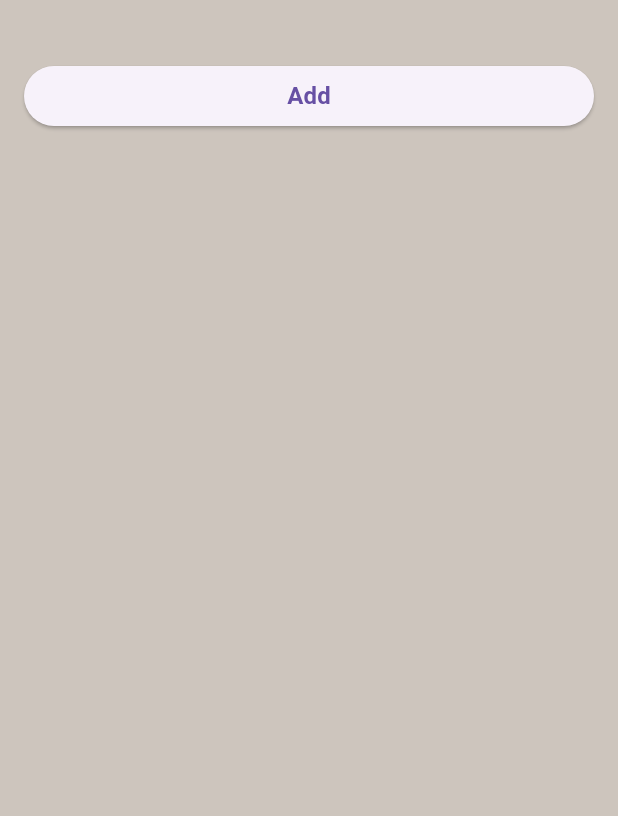
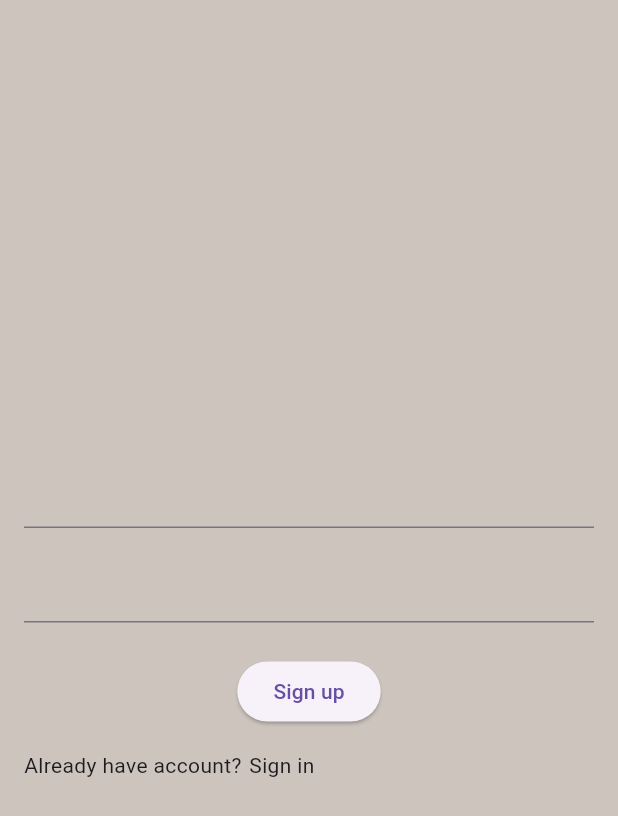
Before and after one commit to B1GMAX/notes_app, a Flutter app: the screen it shows after launch, on a phone screen of 412 x 824 dp. Shown: the top 816 px of the screen. Run offline on Flutter 3.47's test engine with Material 3 defaults, Android fonts, the phone set to English and light mode, and no system bars; our stand-ins replace firebase_auth, firebase_core, image_picker, rxdart; accounts and stored records are empty.

Commit message:
changes, add sig in

```diff
--- a/lib/login/login_page.dart
+++ b/lib/login/login_page.dart
@@ -0,0 +1,66 @@
+import 'package:flutter/material.dart';
+import 'package:notes_app/login/login_bloc.dart';
+import 'package:provider/provider.dart';
+
+class LoginPage extends StatelessWidget {
+  const LoginPage({super.key});
+
+  @override
+  Widget build(BuildContext context) {
+    return Provider<LoginBloc>(
+      create: (context) => LoginBloc(),
+      dispose: (context, bloc) => bloc.dispose(),
+      builder: (context, _) {
+        return Scaffold(
+          body: StreamBuilder<bool>(
+              initialData: true,
+              stream: context.read<LoginBloc>().isSignUpStream,
+              builder: (context, snapshot) {
+                return Padding(
+                  padding: const EdgeInsets.symmetric(horizontal: 16),
+                  child: Column(
+                    mainAxisAlignment: MainAxisAlignment.center,
+                    children: [
+                      TextField(
+                        controller:
+                            context.read<LoginBloc>().emailTextController,
+                      ),
+                      const SizedBox(height: 15),
+                      TextField(
+                        controller:
+                            context.read<LoginBloc>().passwordController,
+                      ),
+                      const SizedBox(height: 22),
+                      ElevatedButton(
+                        onPressed: () {
+                          snapshot.data!
+                              ? context.read<LoginBloc>().logIn()
+                              : context.read<LoginBloc>().signIn();
+                        },
+                        child: Text(snapshot.data! ? 'Sign up' : 'Sign in'),
+                      ),
+                      const SizedBox(height: 15),
+                      Row(
+                        children: [
+                          Text(snapshot.data!
+                              ? 'Already have account?'
+                              : 'Create account'),
+                          const SizedBox(width: 5),
+                          GestureDetector(
+                            onTap: () {
+                              context.read<LoginBloc>().changeRegisterType(
+                                  snapshot.data! ? false : true);
+                            },
+                            child: Text(snapshot.data! ? 'Sign in' : 'Sign up'),
+                          ),
+                        ],
+                      ),
+                    ],
+                  ),
+                );
+              }),
+        );
+      },
+    );
+  }
+}
--- a/lib/main.dart
+++ b/lib/main.dart
@@ -1,21 +1,35 @@
+import 'package:firebase_auth/firebase_auth.dart';
+import 'package:firebase_core/firebase_core.dart';
 import 'package:flutter/material.dart';
+import 'package:notes_app/login/login_page.dart';
 
-import 'notes/note_list_page.dart';
+import 'firebase_options.dart';
+import 'note_list/note_list_page.dart';
 
-void main() {
+Future<void> main() async {
+  WidgetsFlutterBinding.ensureInitialized();
+  await Firebase.initializeApp(options: DefaultFirebaseOptions.currentPlatform);
   runApp(const MyApp());
 }
 
 class MyApp extends StatelessWidget {
   const MyApp({super.key});
 
-  // This widget is the root of your application.
   @override
   Widget build(BuildContext context) {
     return MaterialApp(
       title: 'Notes',
       theme: ThemeData(scaffoldBackgroundColor: const Color(0xFFCDC5BD)),
-      home: const NoteListPage(),
+      home: StreamBuilder<User?>(
+        stream: FirebaseAuth.instance.authStateChanges(),
+        builder: (context, snapshot) {
+          if (snapshot.hasData) {
+            return const NoteListPage();
+          } else {
+            return const LoginPage();
+          }
+        },
+      ),
     );
   }
 }
--- a/lib/notes/note_list_page.dart
+++ b/lib/note_list/note_list_page.dart
@@ -1,5 +1,5 @@
 import 'package:flutter/material.dart';
-import 'package:notes_app/notes/add_note_page.dart';
+import 'package:notes_app/add_note/add_note_page.dart';
 import 'package:provider/provider.dart';
 
 import 'notes_list_bloc.dart';
@@ -26,18 +26,18 @@ class NoteListPage extends StatelessWidget {
                       Navigator.push(
                         context,
                         MaterialPageRoute(
-                          builder: (context) => AddNotePage(),
+                          builder: (context) => const AddNotePage(),
                         ),
                       );
                     },
-                    child: Text(
+                    child: const Text(
                       'Add',
                       style:
                           TextStyle(fontSize: 16, fontWeight: FontWeight.w600),
                     ),
                   ),
                 ),
-                SizedBox(height: 20),
+                const SizedBox(height: 20),
                 // Expanded(child: ListView.builder(itemBuilder: )),
               ],
             ),
--- a/pubspec.yaml
+++ b/pubspec.yaml
@@ -39,6 +39,7 @@ dependencies:
   rxdart: ^0.27.7
   image_picker: ^1.0.7
   firebase_core: ^2.25.0
+  firebase_auth: ^4.17.0
 
 
 dev_dependencies:
```
Also changed, not shown: lib/add_note/add_note_bloc.dart (added, +10 -0 lines), lib/add_note/add_note_page.dart (renamed from lib/notes/add_note_page.dart, +13 -7 lines), lib/login/login_bloc.dart (+37 -1 lines), lib/models/note_model.dart (+10 -1 lines), lib/note_list/notes_list_bloc.dart (renamed from lib/notes/notes_list_bloc.dart), pubspec.lock, 3 other files.
